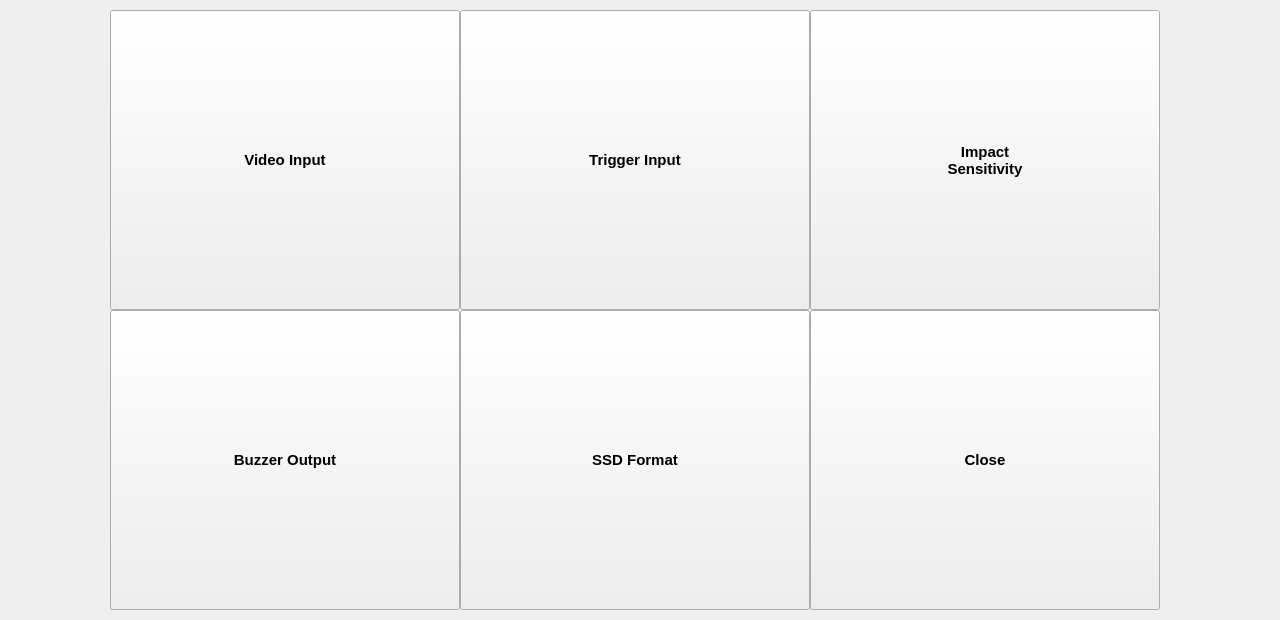
Old version of the form gui/mainwidget/src/dvrsetup/setup/devicepage.ui in the repository yjsin-emastec/neptune.
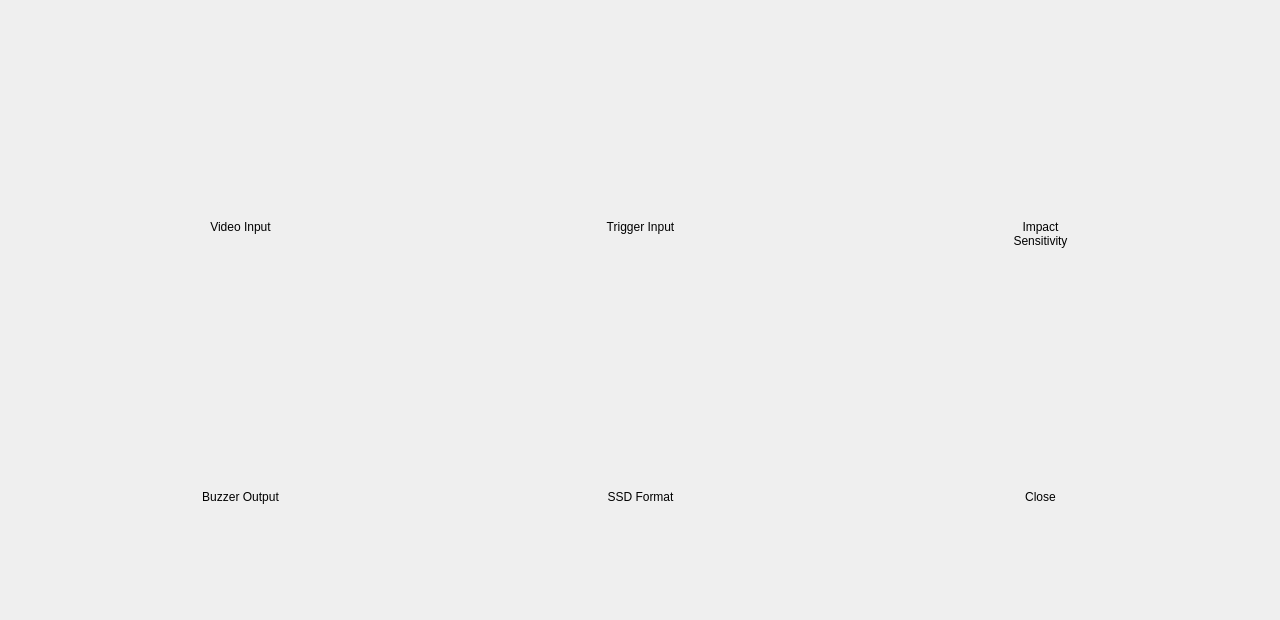
New version of the form. Custom widgets are drawn as their Qt base class.

Commit message: Change button to icon in Setup/Search/Main menu 내용 - 텍스트 형식의 버튼을 아이콘+텍스트 형태로 변경 - 상위 메뉴만(setup/search/main) 적용됨

The edit to the form file:
```diff
--- a/gui/mainwidget/src/dvrsetup/setup/devicepage.ui
+++ b/gui/mainwidget/src/dvrsetup/setup/devicepage.ui
@@ -16,191 +16,189 @@
   <property name="autoFillBackground">
    <bool>true</bool>
   </property>
-  <widget class="QPushButton" name="buttonClose">
-   <property name="enabled">
-    <bool>true</bool>
-   </property>
+  <widget class="CustomImageLabel" name="buttonVideo">
    <property name="geometry">
     <rect>
-     <x>810</x>
-     <y>310</y>
-     <width>350</width>
-     <height>300</height>
+     <x>180</x>
+     <y>90</y>
+     <width>121</width>
+     <height>121</height>
     </rect>
    </property>
-   <property name="minimumSize">
-    <size>
-     <width>0</width>
-     <height>150</height>
-    </size>
+   <property name="text">
+    <string/>
    </property>
-   <property name="font">
-    <font>
-     <pointsize>11</pointsize>
-     <weight>75</weight>
-     <italic>false</italic>
-     <bold>true</bold>
-    </font>
+  </widget>
+  <widget class="CustomImageLabel" name="buttonTrigger">
+   <property name="geometry">
+    <rect>
+     <x>580</x>
+     <y>90</y>
+     <width>121</width>
+     <height>121</height>
+    </rect>
    </property>
    <property name="text">
-    <string>Close</string>
+    <string/>
    </property>
   </widget>
-  <widget class="QPushButton" name="buttonDiskFormat">
+  <widget class="CustomImageLabel" name="buttonGsensor">
    <property name="geometry">
     <rect>
-     <x>460</x>
-     <y>310</y>
-     <width>350</width>
-     <height>300</height>
+     <x>980</x>
+     <y>90</y>
+     <width>121</width>
+     <height>121</height>
     </rect>
    </property>
-   <property name="minimumSize">
-    <size>
-     <width>0</width>
-     <height>150</height>
-    </size>
+   <property name="text">
+    <string/>
    </property>
-   <property name="font">
-    <font>
-     <pointsize>11</pointsize>
-     <weight>75</weight>
-     <italic>false</italic>
-     <bold>true</bold>
-    </font>
+  </widget>
+  <widget class="CustomImageLabel" name="buttonBuzzer">
+   <property name="geometry">
+    <rect>
+     <x>180</x>
+     <y>360</y>
+     <width>121</width>
+     <height>121</height>
+    </rect>
    </property>
    <property name="text">
-    <string>SSD Format</string>
+    <string/>
    </property>
   </widget>
-  <widget class="QPushButton" name="buttonVideo">
-   <property name="enabled">
-    <bool>true</bool>
-   </property>
+  <widget class="CustomImageLabel" name="buttonClose">
    <property name="geometry">
     <rect>
-     <x>110</x>
-     <y>10</y>
-     <width>350</width>
-     <height>300</height>
+     <x>980</x>
+     <y>360</y>
+     <width>121</width>
+     <height>121</height>
     </rect>
    </property>
-   <property name="minimumSize">
-    <size>
-     <width>0</width>
-     <height>150</height>
-    </size>
+   <property name="text">
+    <string/>
    </property>
-   <property name="font">
-    <font>
-     <pointsize>11</pointsize>
-     <weight>75</weight>
-     <italic>false</italic>
-     <bold>true</bold>
-    </font>
+  </widget>
+  <widget class="QLabel" name="labelVideoText">
+   <property name="geometry">
+    <rect>
+     <x>60</x>
+     <y>220</y>
+     <width>361</width>
+     <height>101</height>
+    </rect>
    </property>
    <property name="text">
     <string>Video Input</string>
    </property>
-  </widget>
-  <widget class="QPushButton" name="buttonGsensor">
-   <property name="enabled">
-    <bool>true</bool>
+   <property name="alignment">
+    <set>Qt::AlignHCenter|Qt::AlignTop</set>
    </property>
+  </widget>
+  <widget class="QLabel" name="labelTriggerText">
    <property name="geometry">
     <rect>
-     <x>810</x>
-     <y>10</y>
-     <width>350</width>
-     <height>300</height>
+     <x>460</x>
+     <y>220</y>
+     <width>361</width>
+     <height>101</height>
     </rect>
    </property>
-   <property name="minimumSize">
-    <size>
-     <width>0</width>
-     <height>150</height>
-    </size>
+   <property name="text">
+    <string>Trigger Input</string>
    </property>
-   <property name="font">
-    <font>
-     <pointsize>11</pointsize>
-     <weight>75</weight>
-     <italic>false</italic>
-     <bold>true</bold>
-    </font>
+   <property name="alignment">
+    <set>Qt::AlignHCenter|Qt::AlignTop</set>
+   </property>
+  </widget>
+  <widget class="QLabel" name="labelGsensorText">
+   <property name="geometry">
+    <rect>
+     <x>860</x>
+     <y>220</y>
+     <width>361</width>
+     <height>101</height>
+    </rect>
    </property>
    <property name="text">
     <string>Impact
 Sensitivity</string>
    </property>
+   <property name="alignment">
+    <set>Qt::AlignHCenter|Qt::AlignTop</set>
+   </property>
   </widget>
-  <widget class="QPushButton" name="buttonBuzzer">
-   <property name="enabled">
-    <bool>true</bool>
-   </property>
+  <widget class="QLabel" name="labelBuzzerText">
    <property name="geometry">
     <rect>
-     <x>110</x>
-     <y>310</y>
-     <width>350</width>
-     <height>300</height>
+     <x>60</x>
+     <y>490</y>
+     <width>361</width>
+     <height>101</height>
     </rect>
    </property>
-   <property name="minimumSize">
-    <size>
-     <width>0</width>
-     <height>150</height>
-    </size>
-   </property>
-   <property name="font">
-    <font>
-     <pointsize>11</pointsize>
-     <weight>75</weight>
-     <italic>false</italic>
-     <bold>true</bold>
-    </font>
-   </property>
    <property name="text">
     <string>Buzzer Output</string>
    </property>
-  </widget>
-  <widget class="QPushButton" name="buttonTrigger">
-   <property name="enabled">
-    <bool>true</bool>
+   <property name="alignment">
+    <set>Qt::AlignHCenter|Qt::AlignTop</set>
    </property>
+  </widget>
+  <widget class="QLabel" name="labelFormatText">
    <property name="geometry">
     <rect>
      <x>460</x>
-     <y>10</y>
-     <width>350</width>
-     <height>300</height>
+     <y>490</y>
+     <width>361</width>
+     <height>101</height>
     </rect>
    </property>
-   <property name="sizePolicy">
-    <sizepolicy hsizetype="Minimum" vsizetype="Fixed">
-     <horstretch>0</horstretch>
-     <verstretch>0</verstretch>
-    </sizepolicy>
+   <property name="text">
+    <string>SSD Format</string>
    </property>
-   <property name="minimumSize">
-    <size>
-     <width>0</width>
-     <height>150</height>
-    </size>
+   <property name="alignment">
+    <set>Qt::AlignHCenter|Qt::AlignTop</set>
    </property>
-   <property name="font">
-    <font>
-     <pointsize>11</pointsize>
-     <weight>75</weight>
-     <italic>false</italic>
-     <bold>true</bold>
-    </font>
+  </widget>
+  <widget class="QLabel" name="labelCloseText">
+   <property name="geometry">
+    <rect>
+     <x>860</x>
+     <y>490</y>
+     <width>361</width>
+     <height>101</height>
+    </rect>
    </property>
    <property name="text">
-    <string>Trigger Input</string>
+    <string>Close</string>
+   </property>
+   <property name="alignment">
+    <set>Qt::AlignHCenter|Qt::AlignTop</set>
+   </property>
+  </widget>
+  <widget class="CustomImageLabel" name="buttonFormat">
+   <property name="geometry">
+    <rect>
+     <x>580</x>
+     <y>360</y>
+     <width>121</width>
+     <height>121</height>
+    </rect>
+   </property>
+   <property name="text">
+    <string/>
    </property>
   </widget>
  </widget>
+ <customwidgets>
+  <customwidget>
+   <class>CustomImageLabel</class>
+   <extends>QLabel</extends>
+   <header>ui/customwidget/customimagelabel.h</header>
+  </customwidget>
+ </customwidgets>
  <resources/>
  <connections/>
 </ui>
```
The commit also changes 109 other files.
